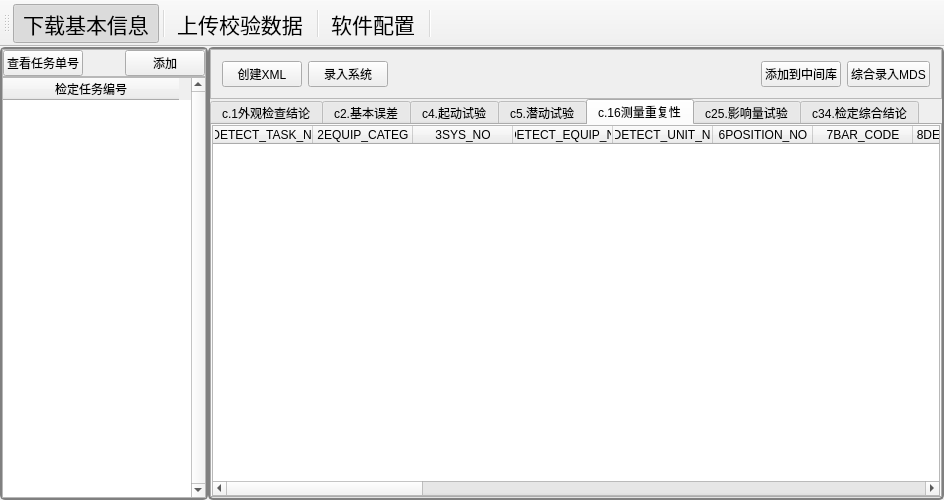
The window that mainwindow.ui (flimmy78/EM_infoSys.WH) describes before a commit, drawn with Qt 5.
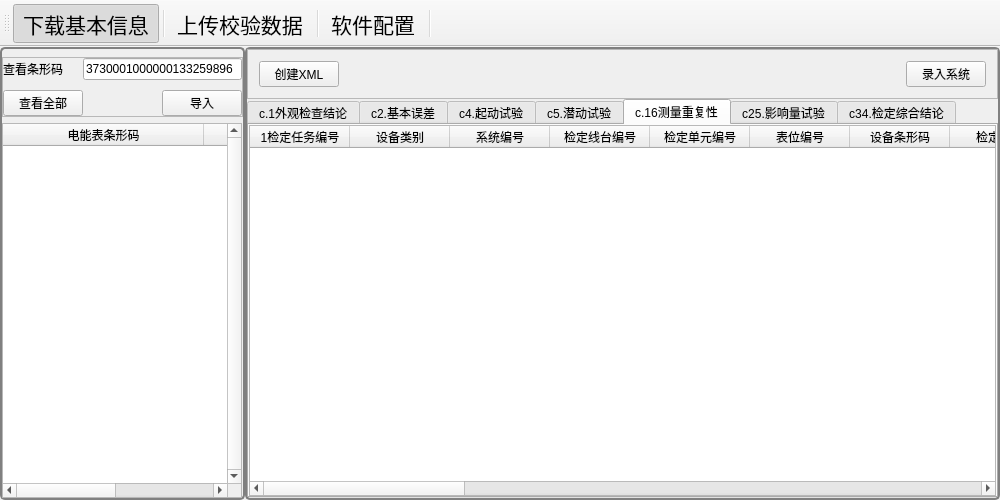
The same window after the commit. The open tabs and pages were chosen to show the change. Icons and pictures are not drawn.

```diff
--- a/mainwindow.ui
+++ b/mainwindow.ui
@@ -6,7 +6,7 @@
    <rect>
     <x>0</x>
     <y>0</y>
-    <width>944</width>
+    <width>1000</width>
     <height>500</height>
    </rect>
   </property>
@@ -1727,13 +1727,13 @@
           </property>
           <property name="minimumSize">
            <size>
-            <width>38</width>
-            <height>0</height>
+            <width>245</width>
+            <height>302</height>
            </size>
           </property>
           <property name="maximumSize">
            <size>
-            <width>208</width>
+            <width>245</width>
             <height>16777215</height>
            </size>
           </property>
@@ -1757,12 +1757,24 @@
            <string/>
           </property>
           <layout class="QGridLayout" name="gridLayout_21">
-           <property name="margin">
+           <property name="leftMargin">
             <number>0</number>
            </property>
-           <property name="spacing">
+           <property name="topMargin">
+            <number>8</number>
+           </property>
+           <property name="rightMargin">
             <number>0</number>
            </property>
+           <property name="bottomMargin">
+            <number>0</number>
+           </property>
+           <property name="horizontalSpacing">
+            <number>0</number>
+           </property>
+           <property name="verticalSpacing">
+            <number>6</number>
+           </property>
            <item row="0" column="0">
             <widget class="QFrame" name="EM_update_loadDetectTaskNo_Frame">
              <property name="styleSheet">
@@ -1783,7 +1795,47 @@
               <property name="spacing">
                <number>0</number>
               </property>
+              <item row="2" column="2">
+               <widget class="QPushButton" name="EM_update_loadLocalSql_PsBtn">
+                <property name="sizePolicy">
+                 <sizepolicy hsizetype="Expanding" vsizetype="Minimum">
+                  <horstretch>0</horstretch>
+                  <verstretch>0</verstretch>
+                 </sizepolicy>
+                </property>
+                <property name="text">
+                 <string>导入</string>
+                </property>
+               </widget>
+              </item>
+              <item row="2" column="1">
+               <spacer name="EM_update_searchBarCode_HlSpacer">
+                <property name="orientation">
+                 <enum>Qt::Horizontal</enum>
+                </property>
+                <property name="sizeHint" stdset="0">
+                 <size>
+                  <width>40</width>
+                  <height>20</height>
+                 </size>
+                </property>
+               </spacer>
+              </item>
+              <item row="0" column="1" colspan="2">
+               <widget class="QLineEdit" name="EM_update_searchBarCode_LnEdit">
+                <property name="text">
+                 <string>3730001000000133259896</string>
+                </property>
+               </widget>
+              </item>
               <item row="0" column="0">
+               <widget class="QLabel" name="EM_update_searchBarCode_Label">
+                <property name="text">
+                 <string>查看条形码</string>
+                </property>
+               </widget>
+              </item>
+              <item row="2" column="0">
                <widget class="QPushButton" name="EM_update_loadDetectTaskNo_PsBtn">
                 <property name="sizePolicy">
                  <sizepolicy hsizetype="Expanding" vsizetype="Fixed">
@@ -1795,32 +1847,22 @@
                  <string notr="true"/>
                 </property>
                 <property name="text">
-                 <string>查看任务单号</string>
+                 <string>查看全部</string>
                 </property>
                </widget>
               </item>
-              <item row="0" column="2">
-               <widget class="QPushButton" name="EM_update_loadLocalSql_PsBtn">
-                <property name="sizePolicy">
-                 <sizepolicy hsizetype="Expanding" vsizetype="Minimum">
-                  <horstretch>0</horstretch>
-                  <verstretch>0</verstretch>
-                 </sizepolicy>
-                </property>
-                <property name="text">
-                 <string>添加</string>
-                </property>
-               </widget>
-              </item>
-              <item row="0" column="1">
-               <spacer name="horizontalSpacer_2">
+              <item row="1" column="0">
+               <spacer name="EM_update_searchBarCode_VlSpacer">
                 <property name="orientation">
-                 <enum>Qt::Horizontal</enum>
+                 <enum>Qt::Vertical</enum>
+                </property>
+                <property name="sizeType">
+                 <enum>QSizePolicy::Fixed</enum>
                 </property>
                 <property name="sizeHint" stdset="0">
                  <size>
-                  <width>40</width>
-                  <height>20</height>
+                  <width>20</width>
+                  <height>10</height>
                  </size>
                 </property>
                </spacer>
@@ -1838,15 +1880,21 @@
              </property>
              <property name="minimumSize">
               <size>
-               <width>56</width>
+               <width>240</width>
                <height>1</height>
               </size>
              </property>
+             <property name="maximumSize">
+              <size>
+               <width>240</width>
+               <height>16777215</height>
+              </size>
+             </property>
              <property name="verticalScrollBarPolicy">
               <enum>Qt::ScrollBarAlwaysOn</enum>
              </property>
              <attribute name="horizontalHeaderDefaultSectionSize">
-              <number>176</number>
+              <number>201</number>
              </attribute>
              <attribute name="horizontalHeaderMinimumSectionSize">
               <number>14</number>
@@ -1856,7 +1904,12 @@
              </attribute>
              <column>
               <property name="text">
-               <string>检定任务编号</string>
+               <string>电能表条形码</string>
+              </property>
+             </column>
+             <column>
+              <property name="text">
+               <string>ID</string>
               </property>
              </column>
             </widget>
@@ -1924,46 +1977,26 @@
               <enum>QFrame::Raised</enum>
              </property>
              <layout class="QGridLayout" name="gridLayout_7">
-              <item row="0" column="4">
-               <widget class="QPushButton" name="EM_update_updateRSLT_PsBtn">
-                <property name="sizePolicy">
-                 <sizepolicy hsizetype="Fixed" vsizetype="Fixed">
-                  <horstretch>0</horstretch>
-                  <verstretch>0</verstretch>
-                 </sizepolicy>
-                </property>
-                <property name="text">
-                 <string>综合录入MDS</string>
-                </property>
-               </widget>
-              </item>
               <item row="0" column="3">
-               <widget class="QPushButton" name="EM_update_insertDestSql_PsBtn">
-                <property name="text">
-                 <string>添加到中间库</string>
-                </property>
-               </widget>
-              </item>
-              <item row="0" column="2">
-               <spacer name="horizontalSpacer_3">
-                <property name="orientation">
-                 <enum>Qt::Horizontal</enum>
-                </property>
-                <property name="sizeHint" stdset="0">
-                 <size>
-                  <width>40</width>
-                  <height>20</height>
-                 </size>
-                </property>
-               </spacer>
-              </item>
-              <item row="0" column="1">
                <widget class="QPushButton" name="EM_update_results_PsBtn">
                 <property name="text">
                  <string>录入系统</string>
                 </property>
                </widget>
               </item>
+              <item row="0" column="1">
+               <spacer name="horizontalSpacer_3">
+                <property name="orientation">
+                 <enum>Qt::Horizontal</enum>
+                </property>
+                <property name="sizeHint" stdset="0">
+                 <size>
+                  <width>40</width>
+                  <height>20</height>
+                 </size>
+                </property>
+               </spacer>
+              </item>
               <item row="0" column="0">
                <widget class="QPushButton" name="EM_creat_xml_PsBtn">
                 <property name="text">
@@ -2527,117 +2560,117 @@
                 <widget class="QTableWidget" name="EM_MEASURE_REPEAT_TblWidget">
                  <column>
                   <property name="text">
-                   <string>1DETECT_TASK_NO</string>
+                   <string>1检定任务编号</string>
                   </property>
                  </column>
                  <column>
                   <property name="text">
-                   <string>2EQUIP_CATEG</string>
+                   <string>设备类别</string>
                   </property>
                  </column>
                  <column>
                   <property name="text">
-                   <string>3SYS_NO</string>
+                   <string>系统编号</string>
                   </property>
                  </column>
                  <column>
                   <property name="text">
-                   <string>4DETECT_EQUIP_NO</string>
+                   <string>检定线台编号</string>
                   </property>
                  </column>
                  <column>
                   <property name="text">
-                   <string>5DETECT_UNIT_NO</string>
+                   <string>检定单元编号</string>
                   </property>
                  </column>
                  <column>
                   <property name="text">
-                   <string>6POSITION_NO</string>
+                   <string>表位编号</string>
                   </property>
                  </column>
                  <column>
                   <property name="text">
-                   <string>7BAR_CODE</string>
+                   <string>设备条形码</string>
                   </property>
                  </column>
                  <column>
                   <property name="text">
-                   <string>8DETECT_DATE</string>
+                   <string>检定时间</string>
                   </property>
                  </column>
                  <column>
                   <property name="text">
-                   <string>9PARA_INDEX</string>
+                   <string>序号</string>
                   </property>
                  </column>
                  <column>
                   <property name="text">
-                   <string>10DETECT_ITEM_POINT</string>
+                   <string>10检定点序号</string>
                   </property>
                  </column>
                  <column>
                   <property name="text">
-                   <string>11IS_VALID</string>
+                   <string>有效标志</string>
                   </property>
                  </column>
                  <column>
                   <property name="text">
-                   <string>12VOLT</string>
+                   <string>电压负载</string>
                   </property>
                  </column>
                  <column>
                   <property name="text">
-                   <string>13BOTH_WAY_POWER_FLAG</string>
+                   <string>功率方向</string>
                   </property>
                  </column>
                  <column>
                   <property name="text">
-                   <string>14LOAD_CURRENT</string>
+                   <string>电流负载</string>
                   </property>
                  </column>
                  <column>
                   <property name="text">
-                   <string>15PF</string>
+                   <string>15功率因数</string>
                   </property>
                  </column>
                  <column>
                   <property name="text">
-                   <string>16SIMPLING</string>
+                   <string>16采样次数</string>
                   </property>
                  </column>
                  <column>
                   <property name="text">
-                   <string>17DEVIATION_LIMT</string>
+                   <string>17标准偏差</string>
                   </property>
                  </column>
                  <column>
                   <property name="text">
-                   <string>18WRITE_DATE</string>
+                   <string>18检定线写入时间</string>
                   </property>
                  </column>
                  <column>
                   <property name="text">
-                   <string>19HANDLE_FLAG</string>
+                   <string>19处理标记</string>
                   </property>
                  </column>
                  <column>
                   <property name="text">
-                   <string>20HANDLE_DATE</string>
+                   <string>20处理时间</string>
                   </property>
                  </column>
                  <column>
                   <property name="text">
-                   <string>21CONC_CODE</string>
+                   <string>21结论</string>
                   </property>
                  </column>
                  <column>
                   <property name="text">
-                   <string>22LOAD_VOLTAGE</string>
+                   <string>22电压</string>
                   </property>
                  </column>
                  <column>
                   <property name="text">
-                   <string>23FREQ</string>
+                   <string>23频率</string>
                   </property>
                  </column>
                  <column>
@@ -3583,6 +3616,38 @@
          <bool>false</bool>
         </property>
        </widget>
+       <widget class="QPushButton" name="EM_update_insertDestSql_PsBtn">
+        <property name="geometry">
+         <rect>
+          <x>654</x>
+          <y>110</y>
+          <width>80</width>
+          <height>23</height>
+         </rect>
+        </property>
+        <property name="text">
+         <string>添加到中间库</string>
+        </property>
+       </widget>
+       <widget class="QPushButton" name="EM_update_updateRSLT_PsBtn">
+        <property name="geometry">
+         <rect>
+          <x>740</x>
+          <y>110</y>
+          <width>75</width>
+          <height>23</height>
+         </rect>
+        </property>
+        <property name="sizePolicy">
+         <sizepolicy hsizetype="Fixed" vsizetype="Fixed">
+          <horstretch>0</horstretch>
+          <verstretch>0</verstretch>
+         </sizepolicy>
+        </property>
+        <property name="text">
+         <string>综合录入MDS</string>
+        </property>
+       </widget>
       </widget>
      </widget>
     </item>
```
Left out of the diff: 366 changed lines with no effect on the pictures.
